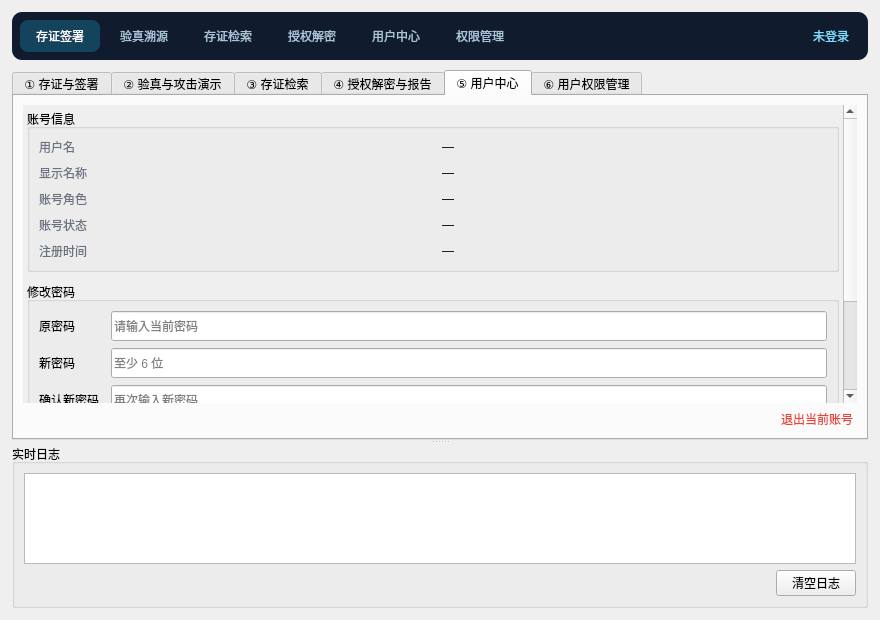
This is app/gui.ui in Liang-xode/contract-chain as Qt 5 draws it before an edit. The edited form follows.
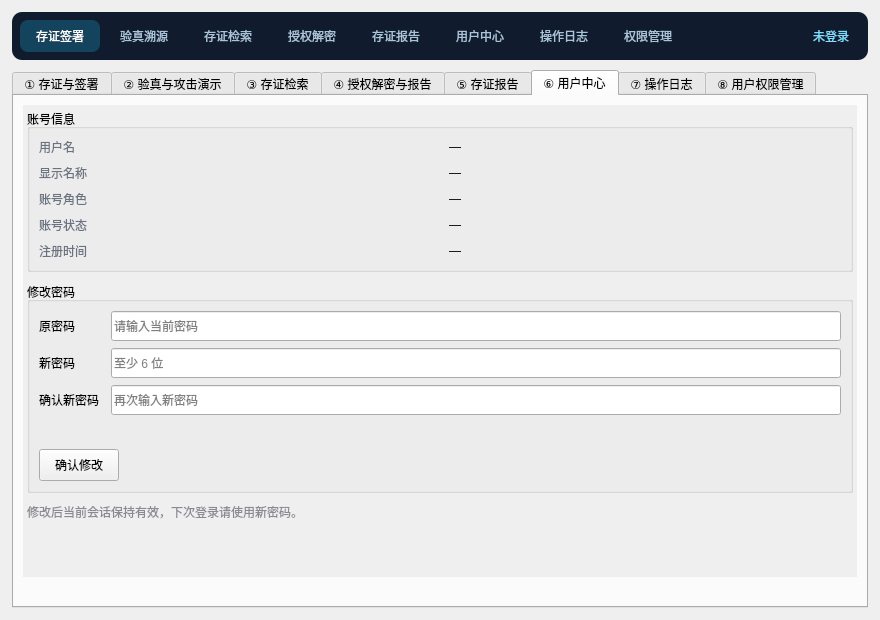
This is the edited form. The open tabs and pages were chosen to show the change. Custom widgets are drawn as their Qt base class.

Commit message: feat: 重设界面 新增操作日志、深色主题与AI语义检索功能

```diff
--- a/app/gui.ui
+++ b/app/gui.ui
@@ -45,7 +45,8 @@
 }
 QPushButton#btn_nav_sign, QPushButton#btn_nav_verify,
 QPushButton#btn_nav_search, QPushButton#btn_nav_decrypt,
-QPushButton#btn_nav_center, QPushButton#btn_nav_users {
+QPushButton#btn_nav_report, QPushButton#btn_nav_center,
+QPushButton#btn_nav_logs, QPushButton#btn_nav_users {
     background: transparent;
     color: #A9C4DA;
     border: none;
@@ -54,13 +55,15 @@
 }
 QPushButton#btn_nav_sign:hover, QPushButton#btn_nav_verify:hover,
 QPushButton#btn_nav_search:hover, QPushButton#btn_nav_decrypt:hover,
-QPushButton#btn_nav_center:hover, QPushButton#btn_nav_users:hover {
+QPushButton#btn_nav_report:hover, QPushButton#btn_nav_center:hover,
+QPushButton#btn_nav_logs:hover, QPushButton#btn_nav_users:hover {
     color: #FFFFFF;
     background: rgba(73, 216, 255, 35);
 }
 QPushButton#btn_nav_sign:checked, QPushButton#btn_nav_verify:checked,
 QPushButton#btn_nav_search:checked, QPushButton#btn_nav_decrypt:checked,
-QPushButton#btn_nav_center:checked, QPushButton#btn_nav_users:checked {
+QPushButton#btn_nav_report:checked, QPushButton#btn_nav_center:checked,
+QPushButton#btn_nav_logs:checked, QPushButton#btn_nav_users:checked {
     color: #FFFFFF;
     background: rgba(33, 200, 246, 60);
 }
@@ -128,6 +131,16 @@
          </property>
         </widget>
        </item>
+       <item>
+        <widget class="QPushButton" name="btn_nav_report">
+         <property name="text">
+          <string>存证报告</string>
+         </property>
+         <property name="checkable">
+          <bool>true</bool>
+         </property>
+        </widget>
+       </item>
        <item>
         <widget class="QPushButton" name="btn_nav_center">
          <property name="text">
@@ -138,6 +151,19 @@
          </property>
         </widget>
        </item>
+       <item>
+        <widget class="QPushButton" name="btn_nav_logs">
+         <property name="text">
+          <string>操作日志</string>
+         </property>
+         <property name="checkable">
+          <bool>true</bool>
+         </property>
+         <property name="visible">
+          <bool>false</bool>
+         </property>
+        </widget>
+       </item>
        <item>
         <widget class="QPushButton" name="btn_nav_users">
          <property name="text">
@@ -508,9 +534,15 @@
         </attribute>
         <layout class="QVBoxLayout" name="tab_decrypt_layout"/>
        </widget>
+       <widget class="QWidget" name="tab_report">
+        <attribute name="title">
+         <string>⑤ 存证报告</string>
+        </attribute>
+        <layout class="QVBoxLayout" name="tab_report_layout"/>
+       </widget>
        <widget class="QWidget" name="tab_center">
         <attribute name="title">
-         <string>⑤ 用户中心</string>
+         <string>⑥ 用户中心</string>
         </attribute>
         <layout class="QVBoxLayout" name="tab_center_layout">
          <item>
@@ -836,26 +868,19 @@
              </property>
             </spacer>
            </item>
-           <item>
-            <widget class="QPushButton" name="btn_logout">
-             <property name="styleSheet">
-              <string notr="true">color: #E8463A; border: none;</string>
-             </property>
-             <property name="text">
-              <string>退出当前账号</string>
-             </property>
-             <property name="flat">
-              <bool>true</bool>
-             </property>
-            </widget>
-           </item>
           </layout>
          </item>
         </layout>
        </widget>
+       <widget class="QWidget" name="tab_logs">
+        <attribute name="title">
+         <string>⑦ 操作日志</string>
+        </attribute>
+        <layout class="QVBoxLayout" name="tab_logs_layout"/>
+       </widget>
        <widget class="QWidget" name="tab_users">
         <attribute name="title">
-         <string>⑥ 用户权限管理</string>
+         <string>⑧ 用户权限管理</string>
         </attribute>
         <layout class="QVBoxLayout" name="tab_users_layout">
          <item>
@@ -976,59 +1001,6 @@
         </layout>
        </widget>
       </widget>
-      <widget class="QGroupBox" name="log_group">
-       <property name="title">
-        <string>实时日志</string>
-       </property>
-       <layout class="QVBoxLayout" name="log_layout">
-        <item>
-         <widget class="QPlainTextEdit" name="log_box">
-          <property name="minimumSize">
-           <size>
-            <width>0</width>
-            <height>60</height>
-           </size>
-          </property>
-          <property name="sizePolicy">
-           <sizepolicy hsizetype="Expanding" vsizetype="Expanding">
-            <horstretch>0</horstretch>
-            <verstretch>0</verstretch>
-           </sizepolicy>
-          </property>
-          <property name="maximumBlockCount">
-           <number>3000</number>
-          </property>
-          <property name="readOnly">
-           <bool>true</bool>
-          </property>
-         </widget>
-        </item>
-        <item>
-         <layout class="QHBoxLayout" name="log_btn_row">
-          <item>
-           <spacer name="log_spacer">
-            <property name="orientation">
-             <enum>Qt::Horizontal</enum>
-            </property>
-            <property name="sizeHint" stdset="0">
-             <size>
-              <width>40</width>
-              <height>20</height>
-             </size>
-            </property>
-           </spacer>
-          </item>
-          <item>
-           <widget class="QPushButton" name="btn_clear_log">
-            <property name="text">
-             <string>清空日志</string>
-            </property>
-           </widget>
-          </item>
-         </layout>
-        </item>
-       </layout>
-      </widget>
      </widget>
     </item>
    </layout>
```
The commit also changes 10 other files.
